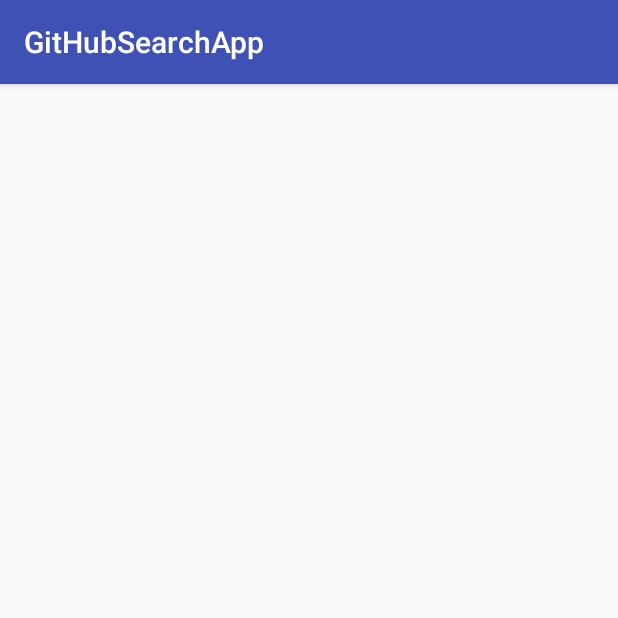
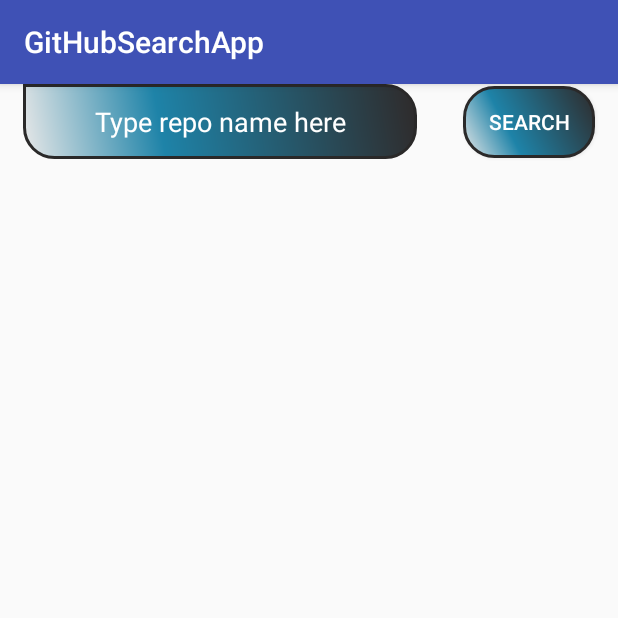
Before and after one commit to KamilWysocki1990/GitHubSearch, an Android app: the screen it shows after launch (GitHubSearchActivity), on a phone screen of 412 x 824 dp, the top half of it. Run offline under Robolectric (Android 15) with nearby library versions, the phone set to English and light mode, and no system bars; our stand-ins replace ButterKnife, Dagger/Hilt's generated code, RxJava; 1 statement that could not run was skipped.

Commit message:
setting up correct model for Data, add paging in rxJava with items response

```diff
--- a/app/build.gradle
+++ b/app/build.gradle
@@ -15,6 +15,10 @@ android {
             minifyEnabled false
             proguardFiles getDefaultProguardFile('proguard-android.txt'), 'proguard-rules.pro'
         }
+    }
+    compileOptions {
+        targetCompatibility 1.8
+        sourceCompatibility 1.8
     }
 }
 
--- a/app/src/main/AndroidManifest.xml
+++ b/app/src/main/AndroidManifest.xml
@@ -1,6 +1,7 @@
 <manifest xmlns:android="http://schemas.android.com/apk/res/android"
     package="githubfort.k.githubsearchapp">
 
+    <uses-permission android:name="android.permission.INTERNET" />
     <application
         android:name="githubfort.k.githubsearchapp.GitHubSearchApplication"
         android:allowBackup="true"
--- a/app/src/main/java/githubfort/k/githubsearchapp/activitys/gitbubsearch/GitHubSearchActivity.java
+++ b/app/src/main/java/githubfort/k/githubsearchapp/activitys/gitbubsearch/GitHubSearchActivity.java
@@ -3,19 +3,31 @@ package githubfort.k.githubsearchapp.activitys.gitbubsearch;
 import android.os.Bundle;
 import android.support.annotation.Nullable;
 import android.support.v7.app.AppCompatActivity;
+import android.widget.EditText;
+import android.widget.TextView;
+import android.widget.Toast;
+
+import java.util.List;
 
 import javax.inject.Inject;
 
+import butterknife.BindView;
 import butterknife.ButterKnife;
+import butterknife.OnClick;
 import githubfort.k.githubsearchapp.GitHubSearchApplication;
 import githubfort.k.githubsearchapp.R;
 import githubfort.k.githubsearchapp.activitys.gitbubsearch.di.GitHubSearchModule;
+import githubfort.k.githubsearchapp.data.Item;
 
 public class GitHubSearchActivity extends AppCompatActivity implements GitHubSearchContract.View {
 
     @Inject
     GitHubSearchContract.Presenter presenterGHS;
 
+    @BindView(R.id.searchEditText)
+    EditText searchRepoEditText;
+
+    List<Item> listOfItemsToAdapter;
 
     @Override
     protected void onCreate(@Nullable Bundle savedInstanceState) {
@@ -31,5 +43,25 @@ public class GitHubSearchActivity extends AppCompatActivity implements GitHubSea
     }
 
 
+    @OnClick(R.id.buttonSearch)
+    public void onSearchClick(){
+        presenterGHS.searchForRepo(searchRepoEditText.getText().toString());
+        searchRepoEditText.clearFocus();
+    }
 
+
+    @Override
+    public void showTextAfterEditTextSearchIsEmpty() {
+
+    }
+
+    @Override
+    public void displayTextConfirmData(String name) {
+        Toast.makeText(this, name, Toast.LENGTH_LONG).show();
+    }
+
+    @Override
+    public void addPagedItemToList(List<Item> items) {
+        listOfItemsToAdapter.addAll(items);
+    }
 }
--- a/app/src/main/java/githubfort/k/githubsearchapp/activitys/gitbubsearch/GitHubSearchContract.java
+++ b/app/src/main/java/githubfort/k/githubsearchapp/activitys/gitbubsearch/GitHubSearchContract.java
@@ -1,13 +1,26 @@
 package githubfort.k.githubsearchapp.activitys.gitbubsearch;
+
+import android.text.Editable;
+
+import java.util.List;
+
+import githubfort.k.githubsearchapp.data.Item;
 
 public interface GitHubSearchContract {
 
     interface View{
 
+        void showTextAfterEditTextSearchIsEmpty();
+
+        void displayTextConfirmData(String name);
+
+        void addPagedItemToList(List<Item> items);
     }
 
     interface Presenter{
 
+
+        void searchForRepo(String textToSearch);
     }
 
 }
--- a/app/src/main/java/githubfort/k/githubsearchapp/network/Api.java
+++ b/app/src/main/java/githubfort/k/githubsearchapp/network/Api.java
@@ -1,5 +1,15 @@
 package githubfort.k.githubsearchapp.network;
 
-public class Api {
-    public static final String BASE_URL ="Initial";
+import githubfort.k.githubsearchapp.data.Repo;
+import io.reactivex.Flowable;
+import retrofit2.http.GET;
+import retrofit2.http.Url;
+
+public interface Api {
+     String BASE_URL ="https://api.github.com/search/";
+
+     @GET
+    Flowable<Repo>getRepo(@Url String url);
+
+
 }
--- /dev/null
+++ b/app/src/main/res/drawable-v24/edit__text_search_corners.xml
@@ -0,0 +1,30 @@
+<shape xmlns:android="http://schemas.android.com/apk/res/android"
+    android:shape="rectangle">
+
+    <corners
+        android:bottomLeftRadius="20dp"
+        android:bottomRightRadius="20dp"
+        android:topLeftRadius="0dp"
+        android:topRightRadius="20dp" />
+
+    <stroke
+        android:width="2dp"
+        android:color="@color/black" />
+
+    <padding
+        android:left="0dp"
+        android:top="0dp"
+        android:right="0dp"
+        android:bottom="0dp"
+        />
+
+    <gradient
+        android:angle="45"
+        android:centerX="35%"
+        android:centerColor="#1E83A8"
+        android:startColor="#E8E8E8"
+        android:endColor="#2f2a2a"
+        android:type="linear"
+        />
+
+</shape>
--- /dev/null
+++ b/app/src/main/res/drawable-v24/search_button_corners.xml
@@ -0,0 +1,25 @@
+<shape xmlns:android="http://schemas.android.com/apk/res/android"
+    android:shape="rectangle">
+
+    <corners
+        android:bottomLeftRadius="20dp"
+        android:bottomRightRadius="20dp"
+        android:topLeftRadius="20dp"
+        android:topRightRadius="20dp" />
+
+    <stroke
+        android:width="2dp"
+        android:color="@color/black" />
+
+
+    <gradient
+        android:angle="45"
+        android:centerX="35%"
+        android:centerColor="#1E83A8"
+        android:startColor="#E8E8E8"
+        android:endColor="#2f2a2a"
+        android:type="linear"
+        />
+
+
+</shape>
--- a/app/src/main/res/layout/git_hub_search_activity.xml
+++ b/app/src/main/res/layout/git_hub_search_activity.xml
@@ -1,6 +1,46 @@
 <?xml version="1.0" encoding="utf-8"?>
-<android.support.constraint.ConstraintLayout
-    xmlns:android="http://schemas.android.com/apk/res/android" android:layout_width="match_parent"
-    android:layout_height="match_parent">
+<android.support.constraint.ConstraintLayout xmlns:android="http://schemas.android.com/apk/res/android"
+    android:layout_width="match_parent"
+    android:layout_height="match_parent"
+    xmlns:app="http://schemas.android.com/apk/res-auto"
+    android:orientation="vertical">
+
+    <EditText
+        android:id="@+id/searchEditText"
+        android:inputType="text"
+        android:layout_marginStart="@dimen/standard_mar"
+        android:layout_marginEnd="@dimen/standard_mar"
+        android:layout_marginBottom="@dimen/standard_mar"
+        app:layout_constraintStart_toStartOf="parent"
+        app:layout_constraintTop_toTopOf="parent"
+        app:layout_constraintEnd_toStartOf="@id/buttonSearch"
+        android:textAlignment="center"
+        android:layout_width="0dp"
+        android:layout_height="50dp"
+        android:textColor="#FFFFFF"
+        android:hint="@string/type_repo_name_here"
+        android:textColorHint="#FFFFFF"
+        android:background="@drawable/edit__text_search_corners"
+        />
+
+    <Button
+        android:id="@+id/buttonSearch"
+        android:layout_marginStart="@dimen/standard_mar"
+        android:layout_marginEnd="@dimen/standard_mar"
+        android:layout_marginTop="@dimen/standard_mar"
+        android:layout_marginBottom="@dimen/standard_mar"
+        android:layout_width="wrap_content"
+        android:layout_height="wrap_content"
+        android:text="@string/button_search_text"
+        android:textColor="#FFFFFF"
+        android:background="@drawable/search_button_corners"
+        app:layout_constraintStart_toEndOf="@id/searchEditText"
+        app:layout_constraintBottom_toBottomOf="@id/searchEditText"
+        app:layout_constraintEnd_toEndOf="parent"
+        app:layout_constraintTop_toTopOf="@id/searchEditText"
+        />
+
+
+
 
 </android.support.constraint.ConstraintLayout>
--- a/app/src/main/res/values/colors.xml
+++ b/app/src/main/res/values/colors.xml
@@ -3,4 +3,7 @@
     <color name="colorPrimary">#3F51B5</color>
     <color name="colorPrimaryDark">#303F9F</color>
     <color name="colorAccent">#FF4081</color>
+    <color name="black">#2a2929</color>
+    <color name="white">#ffffff</color>
+
 </resources>
--- /dev/null
+++ b/app/src/main/res/values/dimen.xml
@@ -0,0 +1,6 @@
+<?xml version="1.0" encoding="utf-8"?>
+<resources>
+
+    <dimen name="standard_mar">15dp</dimen>
+
+</resources>
--- a/app/src/main/res/values/strings.xml
+++ b/app/src/main/res/values/strings.xml
@@ -1,3 +1,5 @@
 <resources>
     <string name="app_name">GitHubSearchApp</string>
+    <string name="type_repo_name_here">Type repo name here</string>
+    <string name="button_search_text">Search</string>
 </resources>
```
Also changed, not shown: app/src/main/java/githubfort/k/githubsearchapp/activitys/gitbubsearch/GitHubSearchPresenter.java (+79 -1 lines), app/src/main/java/githubfort/k/githubsearchapp/data/Item.java (added, +44 -0 lines), app/src/main/java/githubfort/k/githubsearchapp/data/Owner.java (added, +32 -0 lines), app/src/main/java/githubfort/k/githubsearchapp/data/Repo.java (added, +45 -0 lines).
